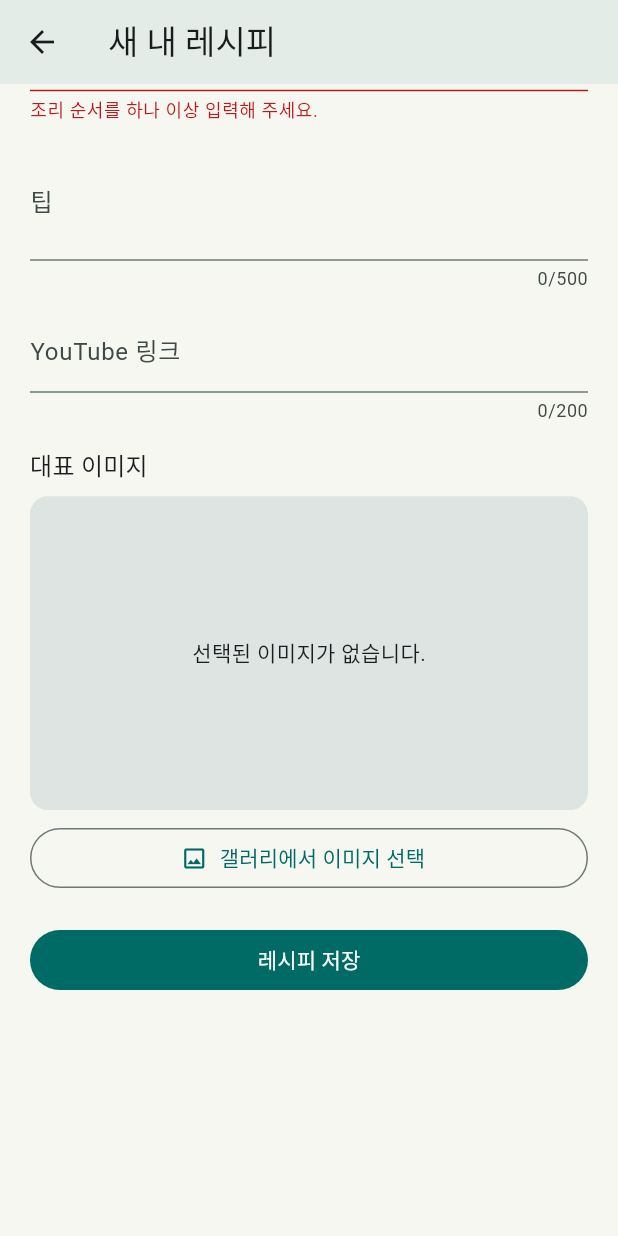
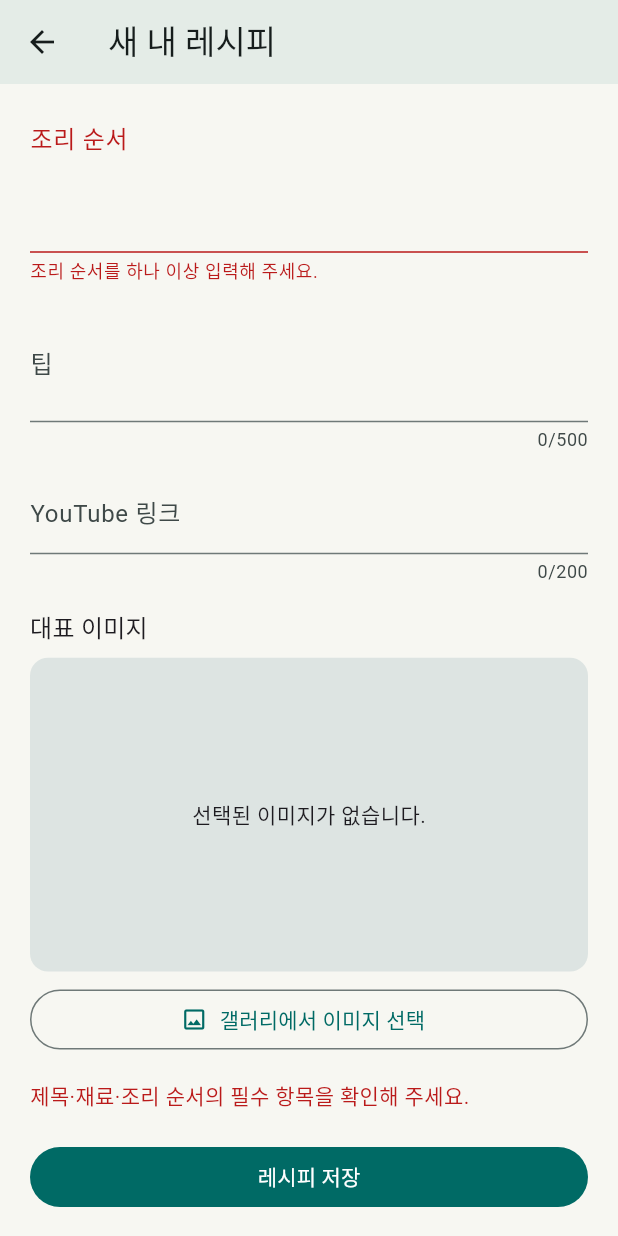
Before and after one commit to guige01-guinsa/kyoutube, a Flutter app: the CreateCreatorRecipePage screen opened directly, scrolled down 576 dp, after a tap on "레시피 저장", on a phone screen of 412 x 824 dp. Run offline on Flutter 3.47's test engine with Material 3 defaults, Android fonts, the phone set to English and light mode, and no system bars; our stand-ins replace app_links, firebase_core, firebase_messaging, flutter_riverpod, go_router, image_picker and 2 more; accounts and stored records are empty.

Commit message:
Improve AI draft and shopping information guidance
Add staged AI draft feedback, confirmation warnings, pre-save validation, and persistent quantity/unit correction guidance in Kitchen shopping.

```diff
--- a/lib/features/kitchen/domain/kitchen_models.dart
+++ b/lib/features/kitchen/domain/kitchen_models.dart
@@ -115,6 +115,10 @@ class KitchenShoppingItem {
 
   /// Legacy UI compatibility; new state transitions must use [status].
   bool get isPurchased => status == KitchenShoppingItemStatus.purchased;
+
+  /// 장보기에서 사용자가 수량과 단위를 보완해야 하는지 여부입니다.
+  bool get needsIngredientInfo =>
+      quantity == null || (unit ?? '').trim().isEmpty;
 
   factory KitchenShoppingItem.fromJson(Map<String, dynamic> json) {
     if (json['id'] is! String ||
--- a/lib/features/recipes/presentation/create_creator_recipe_page.dart
+++ b/lib/features/recipes/presentation/create_creator_recipe_page.dart
@@ -47,11 +47,24 @@ class _CreateCreatorRecipePageState
   final _imagePicker = ImagePicker();
 
   bool _isSubmitting = false;
+  bool _showValidationErrors = false;
   String? _errorMessage;
   Uint8List? _selectedImageBytes;
   String _selectedImageExtension = 'jpg';
 
   bool get _isEditMode => widget.editRecipeId != null;
+  bool get _isAiDraft => widget.initialRecipe?.sourceType == 'ai_enrichment_draft';
+
+  bool get _hasAiConfirmationItems {
+    final recipe = widget.initialRecipe;
+    if (recipe == null) return false;
+    return <String>[
+      recipe.summary ?? '',
+      recipe.tips ?? '',
+      ...recipe.ingredients,
+      ...recipe.steps,
+    ].any((value) => value.contains('확인 필요'));
+  }
 
   @override
   void initState() {
@@ -141,11 +154,16 @@ class _CreateCreatorRecipePageState
 
   Future<void> _submit() async {
     if (!_formKey.currentState!.validate()) {
+      setState(() {
+        _showValidationErrors = true;
+        _errorMessage = '제목·재료·조리 순서의 필수 항목을 확인해 주세요.';
+      });
       return;
     }
 
     setState(() {
       _isSubmitting = true;
+      _showValidationErrors = false;
       _errorMessage = null;
     });
 
@@ -244,9 +262,79 @@ class _CreateCreatorRecipePageState
       body: SafeArea(
         child: Form(
           key: _formKey,
+          autovalidateMode: _showValidationErrors
+              ? AutovalidateMode.always
+              : AutovalidateMode.disabled,
           child: ListView(
             padding: const EdgeInsets.fromLTRB(20, 20, 20, 160),
             children: <Widget>[
+              if (_isAiDraft) ...<Widget>[
+                Card(
+                  color: Theme.of(context)
+                      .colorScheme
+                      .primaryContainer
+                      .withValues(alpha: 0.55),
+                  child: const Padding(
+                    padding: EdgeInsets.all(12),
+                    child: Row(
+                      crossAxisAlignment: CrossAxisAlignment.start,
+                      children: <Widget>[
+                        Icon(Icons.smart_toy_outlined),
+                        SizedBox(width: 10),
+                        Expanded(
+                          child: Text(
+                            '선택한 YouTube 영상만으로 만든 AI 초안입니다. '
+                            '내용을 확인하고 자유롭게 수정한 뒤 저장해 주세요.',
+                          ),
+                        ),
+                      ],
+                    ),
+                  ),
+                ),
+                if (_hasAiConfirmationItems)
+                  Card(
+                    color: Theme.of(context)
+                        .colorScheme
+                        .tertiaryContainer,
+                    child: const Padding(
+                      padding: EdgeInsets.all(12),
+                      child: Row(
+                        crossAxisAlignment: CrossAxisAlignment.start,
+                        children: <Widget>[
+                          Icon(Icons.warning_amber_rounded),
+                          SizedBox(width: 10),
+                          Expanded(
+                            child: Text(
+                              '영상에서 확인되지 않은 정보가 있습니다. '
+                              '“확인 필요”로 표시된 재료·분량·단계를 영상과 비교해 수정해 주세요.',
+                            ),
+                          ),
+                        ],
+                      ),
+                    ),
+                  ),
+                const SizedBox(height: 8),
+              ],
+              if (_showValidationErrors) ...<Widget>[
+                Card(
+                  color: Theme.of(context).colorScheme.errorContainer,
+                  child: const Padding(
+                    padding: EdgeInsets.all(12),
+                    child: Row(
+                      children: <Widget>[
+                        Icon(Icons.error_outline),
+                        SizedBox(width: 10),
+                        Expanded(
+                          child: Text(
+                            '저장하려면 제목·재료·조리 순서를 모두 입력해야 합니다.',
+                          ),
+                        ),
+                      ],
+                    ),
+                  ),
+                ),
+                const SizedBox(height: 8),
+              ],
               TextFormField(
                 controller: _titleController,
                 decoration: const InputDecoration(labelText: '제목'),
```
Also changed, not shown: lib/features/kitchen/presentation/kitchen_page.dart (+50 -19 lines), lib/features/recipes/presentation/youtube_recipe_enrichment_page.dart (+28 -3 lines), 1 other file.
